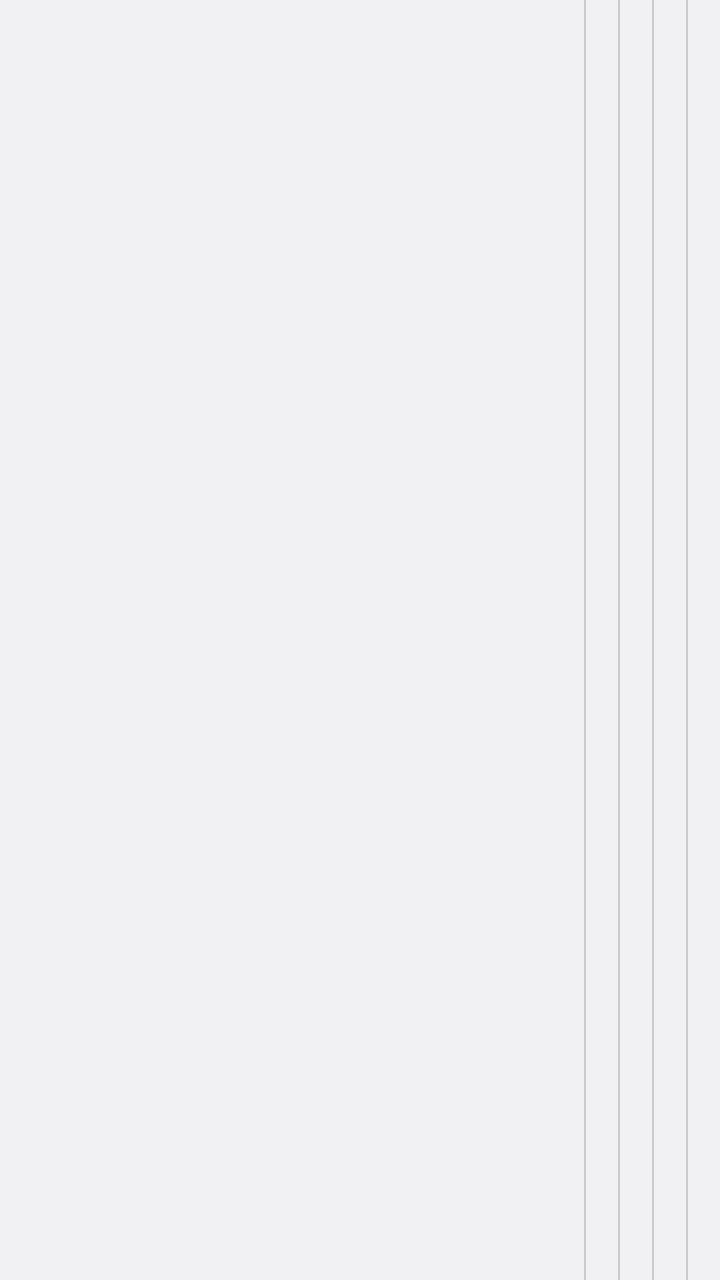
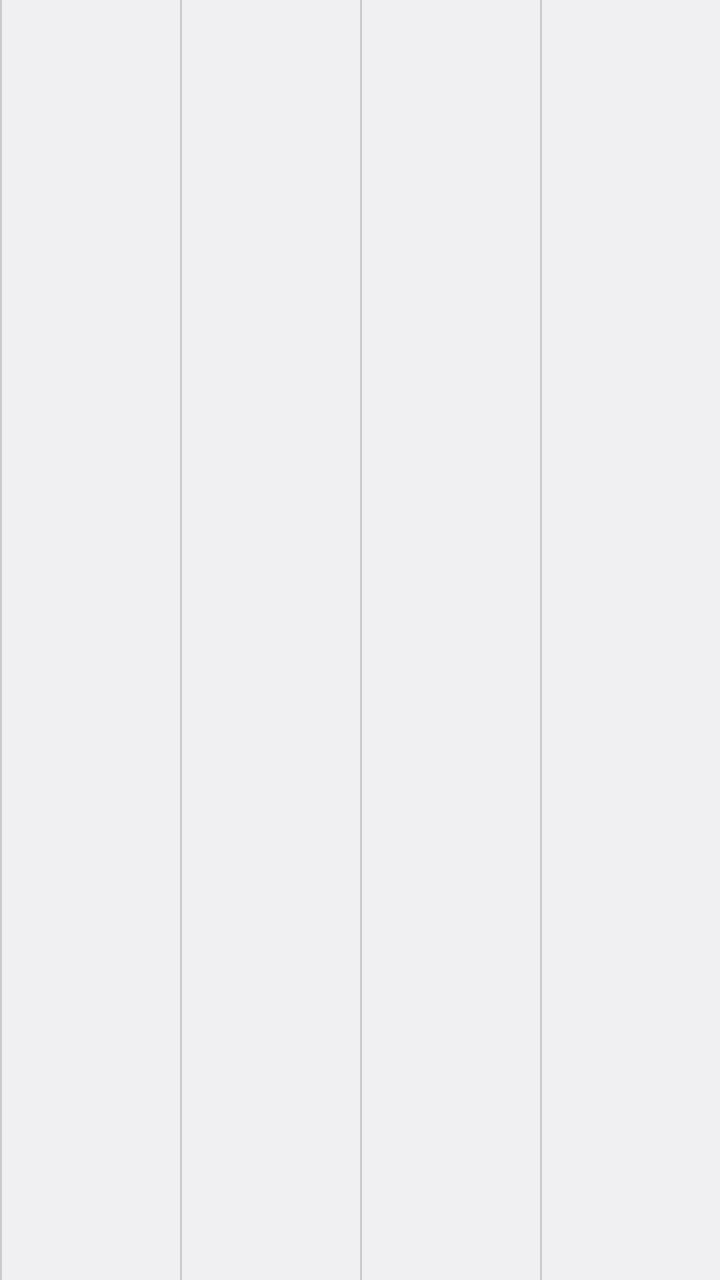

Screens rendered from an Android XML layout before and after an edit, with the pre-edit source and the edit as a unified diff.
<!-- AndroidManifest.xml: application theme Theme -->
<!-- res/layout/notification.xml -->
<?xml version="1.0" encoding="utf-8"?>
<LinearLayout xmlns:android="http://schemas.android.com/apk/res/android"
              android:layout_width="match_parent"
              android:layout_height="64dp"
              android:orientation="horizontal"
              android:baselineAligned="false">

    <FrameLayout
        android:id="@+id/notification_main_column"
        android:layout_width="match_parent"
        android:layout_height="match_parent"
        android:layout_weight="1"
    />

    <LinearLayout
        android:layout_width="wrap_content"
        android:layout_height="match_parent"
        android:layout_weight="0"
        android:orientation="horizontal">

	    <include layout="@layout/notification_button_divider"/>

	    <include
		    layout="@layout/notification_button"
		    android:id="@+id/stop_button"/>

	    <include layout="@layout/notification_button_divider"/>

        <include
            layout="@layout/notification_button"
            android:id="@+id/toggle_mode_button"/>

        <include layout="@layout/notification_button_divider"/>

        <include
            layout="@layout/notification_button"
            android:id="@+id/rotate_left_button"/>

        <include layout="@layout/notification_button_divider"/>

        <include
            layout="@layout/notification_button"
            android:id="@+id/rotate_right_button"/>

    </LinearLayout>

</LinearLayout>
<!-- res/layout/notification_button_divider.xml (included above) -->
<?xml version="1.0" encoding="utf-8"?>
<ImageView
    xmlns:android="http://schemas.android.com/apk/res/android"
    xmlns:tools="http://schemas.android.com/tools"
    android:layout_width="1dp"
    android:layout_height="match_parent"
    android:background="#29000000"
    tools:showIn="@layout/notification"/>
<!-- res/layout/notification_button.xml (included above) -->
<?xml version="1.0" encoding="utf-8"?>
<ImageButton
    xmlns:android="http://schemas.android.com/apk/res/android"
    xmlns:tools="http://schemas.android.com/tools"
    style="@android:style/Widget.DeviceDefault.Button.Borderless.Small"
    android:theme="@style/Theme"
    android:scaleType="center"
    android:layout_width="wrap_content"
    android:layout_height="match_parent"
    android:padding="8dp"
    tools:showIn="@layout/notification"
    android:minWidth="0dp"
    />
<!-- resources referenced by this layout -->
<resources>
  <style name="Theme" parent="@android:style/Theme.DeviceDefault.Light.DarkActionBar">
  		<item name="android:actionBarStyle">@style/Theme.ActionBar</item>
  	</style>
  <style name="Theme.ActionBar" parent="android:Widget.DeviceDefault.Light.ActionBar.Solid">
  		<item name="android:titleTextStyle">@style/Theme.ActionBar.TitleTextStyle</item>
  		<item name="android:background">@color/primary_500</item>
  	</style>
  <style name="Theme.ActionBar.TitleTextStyle" parent="android:TextAppearance.DeviceDefault.Widget.ActionBar.Title">
  		<item name="android:textColor">@android:color/white</item>
  	</style>
  <color name="primary_500">#795548</color>
</resources>

<!-- the commit's change to res/layout/notification.xml (unified diff, before → after) -->
@@ -7,42 +7,46 @@
 
     <FrameLayout
         android:id="@+id/notification_main_column"
-        android:layout_width="match_parent"
-        android:layout_height="match_parent"
-        android:layout_weight="1"
-    />
-
-    <LinearLayout
         android:layout_width="wrap_content"
         android:layout_height="match_parent"
         android:layout_weight="0"
-        android:orientation="horizontal">
+    />
 
-	    <include layout="@layout/notification_button_divider"/>
+    <include layout="@layout/notification_button_divider"/>
 
-	    <include
-		    layout="@layout/notification_button"
-		    android:id="@+id/stop_button"/>
+    <include
+	    layout="@layout/notification_button"
+	    android:id="@+id/stop_button"
+        android:layout_height="match_parent"
+        android:layout_width="0dp"
+        android:layout_weight="1"/>
 
-	    <include layout="@layout/notification_button_divider"/>
+    <include layout="@layout/notification_button_divider"/>
 
-        <include
-            layout="@layout/notification_button"
-            android:id="@+id/toggle_mode_button"/>
+    <include
+        layout="@layout/notification_button"
+        android:id="@+id/toggle_mode_button"
+        android:layout_height="match_parent"
+        android:layout_width="0dp"
+        android:layout_weight="1"/>
 
-        <include layout="@layout/notification_button_divider"/>
+    <include layout="@layout/notification_button_divider"/>
 
-        <include
-            layout="@layout/notification_button"
-            android:id="@+id/rotate_left_button"/>
+    <include
+        layout="@layout/notification_button"
+        android:id="@+id/rotate_left_button"
+        android:layout_height="match_parent"
+        android:layout_width="0dp"
+        android:layout_weight="1"/>
 
-        <include layout="@layout/notification_button_divider"/>
+    <include layout="@layout/notification_button_divider"/>
 
-        <include
-            layout="@layout/notification_button"
-            android:id="@+id/rotate_right_button"/>
-
-    </LinearLayout>
+    <include
+        layout="@layout/notification_button"
+        android:id="@+id/rotate_right_button"
+        android:layout_height="match_parent"
+        android:layout_width="0dp"
+        android:layout_weight="1"/>
 
 </LinearLayout>
 <!-- res/layout/notification_button_divider.xml (included above) -->
@@ -53,7 +57,9 @@
     android:layout_width="1dp"
     android:layout_height="match_parent"
     android:background="#29000000"
-    tools:showIn="@layout/notification"/>
+    tools:showIn="@layout/notification"
+    android:contentDescription="@string/divider"
+    />
 <!-- res/layout/notification_button.xml (included above) -->
 <?xml version="1.0" encoding="utf-8"?>
 <ImageButton
@@ -64,7 +70,8 @@
     android:scaleType="center"
     android:layout_width="wrap_content"
     android:layout_height="match_parent"
-    android:padding="8dp"
+    android:padding="0dp"
     tools:showIn="@layout/notification"
     android:minWidth="0dp"
+    tools:ignore="ContentDescription"
     />
<!-- resource entries referenced after the edit -->
@@ -1,5 +1,6 @@
 <!-- resources referenced by this layout -->
 <resources>
+  <string name="divider">Divider</string>
   <style name="Theme" parent="@android:style/Theme.DeviceDefault.Light.DarkActionBar">
   		<item name="android:actionBarStyle">@style/Theme.ActionBar</item>
   	</style>
